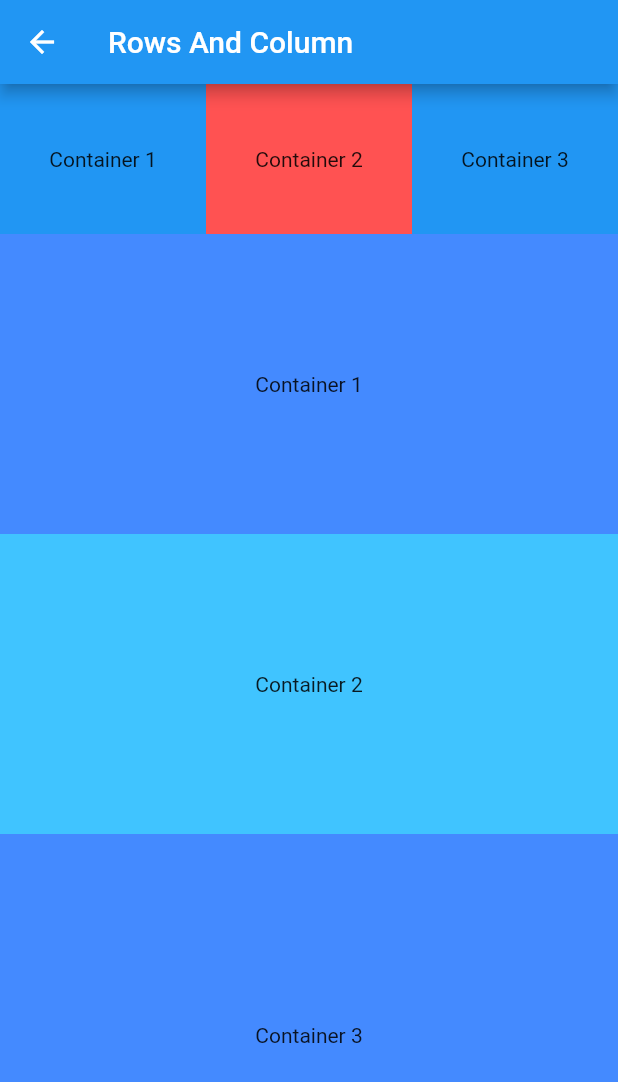
After one commit to avi-13/flutter_classworks, a Flutter app: the screen it shows after launch, after a tap on "RowAndColumn", on a phone screen of 412 x 824 dp. The commit adds this screen. Shown: the top 1082 px of the screen. Run offline on Flutter 3.47's test engine with Material 2 defaults, Android fonts, the light colour scheme and no system bars.

Commit message:
assignment row and column view

```diff
--- a/routing_project/lib/routes/app_routes.dart
+++ b/routing_project/lib/routes/app_routes.dart
@@ -1,4 +1,3 @@
-
 import 'package:routing_project/view/airthematic_view.dart';
 import 'package:routing_project/view/container_view.dart';
 import 'package:routing_project/view/dashboard_view.dart';
@@ -7,6 +6,7 @@ import 'package:routing_project/view/game_output.dart';
 import 'package:routing_project/view/image_view.dart';
 import 'package:routing_project/view/output_view.dart';
 import 'package:routing_project/view/random_game.dart';
+import 'package:routing_project/view/rows_and_columns_view.dart';
 
 class AppRoutes {
    AppRoutes._(); // private constructor cannot use without its name
@@ -20,6 +20,7 @@ class AppRoutes {
    static const String hello = "/hello";
    static const String imgg = "/img";
    static const String expanded = "/expanded";
+   static const String rowcol = "/rowcol";
 
    static getApplicationRoute(){
     return {
@@ -31,6 +32,7 @@ class AppRoutes {
       hello : (context) => const ContainerView(),
       imgg : (context) => const ImageView(),
       expanded : (context) => const ExpandedFlexibleView(),
+      rowcol : (context) => const RowsAndColumnView(),
     };
    }
 }
--- a/routing_project/lib/view/dashboard_view.dart
+++ b/routing_project/lib/view/dashboard_view.dart
@@ -50,10 +50,18 @@ class DashboardView extends StatelessWidget {
                   child: const Text("Images"),
                 ),
               ),
-              ElevatedButton(onPressed: (){
-                Navigator.pushNamed(context,
-                AppRoutes.expanded);
-              }, child: const Text("Expanded View"))
+              ElevatedButton(
+                onPressed: () {
+                  Navigator.pushNamed(context, AppRoutes.expanded);
+                },
+                child: const Text("Expanded View"),
+              ),
+              ElevatedButton(
+                onPressed: () {
+                  Navigator.pushNamed(context, AppRoutes.rowcol);
+                },
+                child: const Text("RowAndColumn"),
+              ),
             ],
           ),
         ),
--- /dev/null
+++ b/routing_project/lib/view/rows_and_columns_view.dart
@@ -0,0 +1,78 @@
+import 'package:flutter/material.dart';
+
+class RowsAndColumnView extends StatelessWidget {
+  const RowsAndColumnView({super.key});
+
+  @override
+  Widget build(BuildContext context) {
+    return SafeArea(
+      child: Scaffold(
+        appBar: AppBar(
+          title: const Text("Rows And Column"),
+        ),
+        body: Column(
+          children: [
+            Row(
+              children: [
+                Expanded(
+                  flex: 2,
+                  child: Container(
+                    alignment: Alignment.center,
+                    height: 100,
+                    color: Colors.blue,
+                    child: const Text("Container 1"),
+                  ),
+                ),
+                Expanded(
+                  flex: 2,
+                  child: Container(
+                    alignment: Alignment.center,
+                    height: 100,
+                    color: Colors.redAccent,
+                    child: const Text("Container 2"),
+                  ),
+                ),
+                Expanded(
+                  flex: 2,
+                  child: Container(
+                    alignment: Alignment.center,
+                    height: 100,
+                    color: Colors.blue,
+                    child: const Text("Container 3"),
+                  ),
+                ),
+              ],
+            ),
+            Expanded(
+              child: Column(
+                children: [
+                  Container(
+                    color: Colors.blueAccent,
+                    height: 200,
+                    alignment: Alignment.center,
+                    child: const Text("Container 1"),
+                  ),
+                  Container(
+                    color: Colors.lightBlueAccent,
+                    height: 200,
+                    alignment: Alignment.center,
+                    child: const Text("Container 2"),
+                  ),
+                  Flexible(
+                    fit: FlexFit.tight,
+                    child: Container(
+                      color: Colors.blueAccent,
+                      height: 200,
+                      alignment: Alignment.center,
+                      child: const Text("Container 3"),
+                    ),
+                  ),
+                ],
+              ),
+            ),
+          ],
+        ),
+      ),
+    );
+  }
+}
```
Also changed, not shown: routing_project/lib/app/snackbar/snackbar.dart (+16 -0 lines), routing_project/lib/view/expanded_flexible_view.dart (+33 -27 lines).
